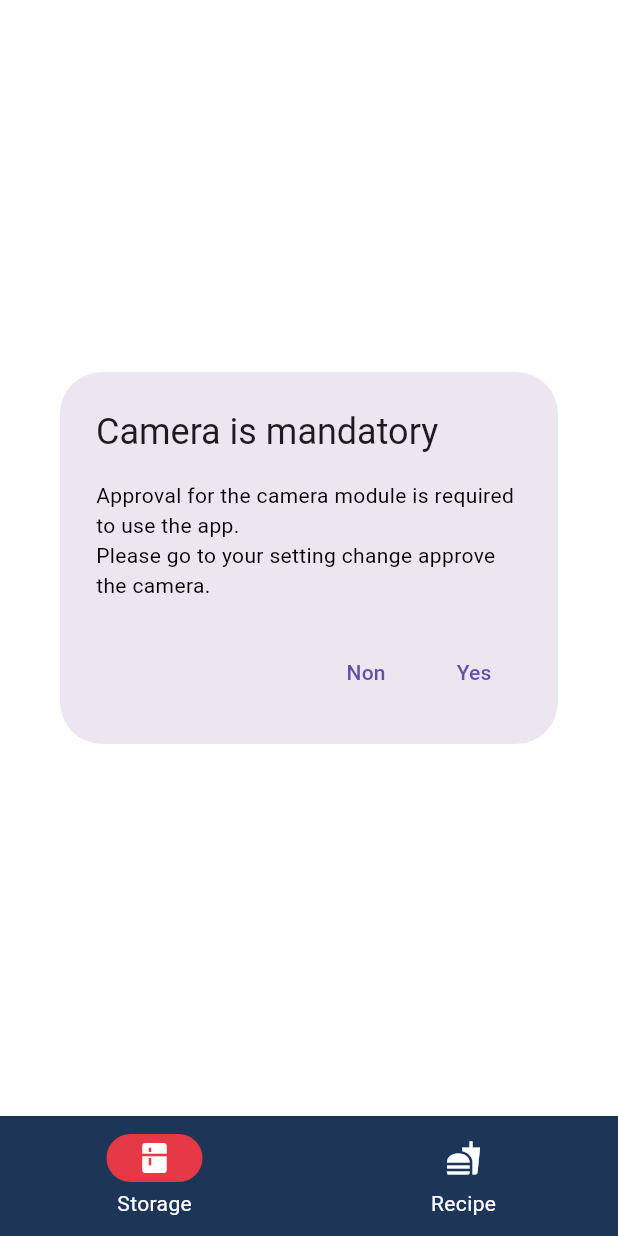
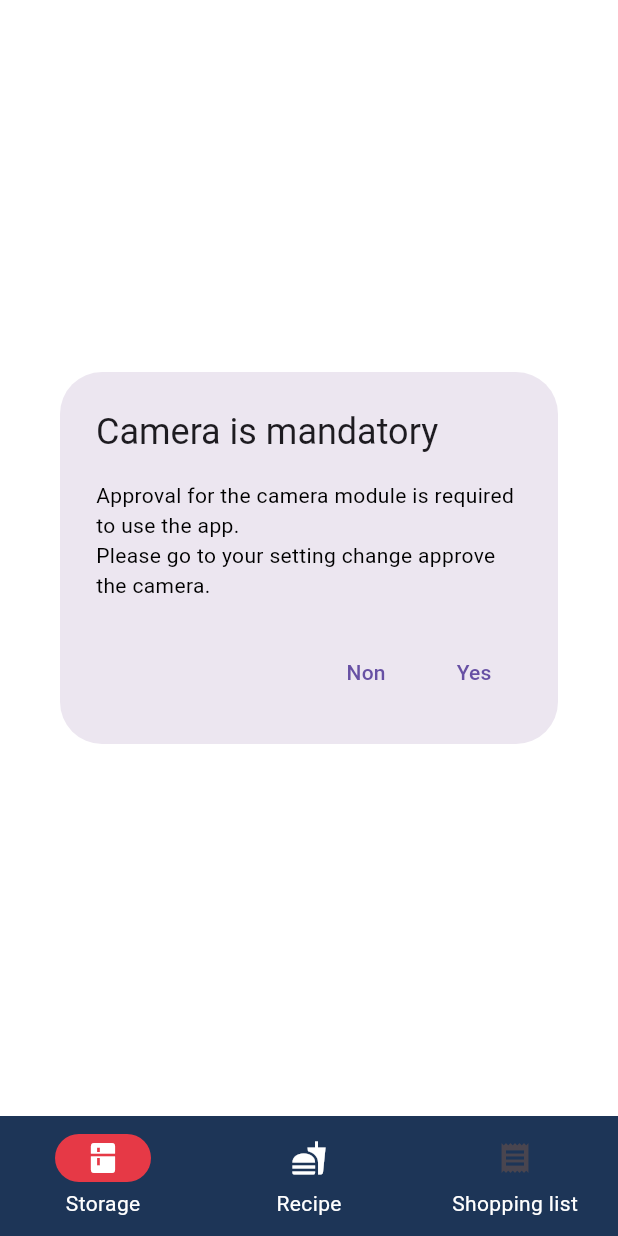
Before and after one commit to jeff06/cooking-friend, a Flutter app: the screen it shows after launch, on a phone screen of 412 x 824 dp. Run offline on Flutter 3.47's test engine with Material 3 defaults, Android fonts, the phone set to English and light mode, and no system bars; our stand-ins replace dartz, flutter_form_builder, flutter_speed_dial, flutter_spinkit, form_builder_validators, get and 2 more; missing offline and left inert: mobile_scanner; accounts and stored records are empty; Roboto replaces fonts that are missing (Sunflower).

Commit message:
wip: shopping list

```diff
--- /dev/null
+++ b/lib/features/shopping_list/data/datasources/i_shopping_list_sqflite_data_source.dart
@@ -0,0 +1,4 @@
+
+
+abstract class IShoppingListSqfliteDataSource {
+}
--- /dev/null
+++ b/lib/features/shopping_list/data/datasources/shopping_list_sqflite_data_source.dart
@@ -0,0 +1,8 @@
+import 'package:cooking_friend/core/connection/sqflite_connection.dart';
+import 'package:cooking_friend/features/shopping_list/data/datasources/i_shopping_list_sqflite_data_source.dart';
+
+class ShoppingListSqfliteDataSourceImpl implements IShoppingListSqfliteDataSource {
+  ShoppingListSqfliteDataSourceImpl() {
+    SqfliteConnection();
+  }
+}
--- /dev/null
+++ b/lib/features/shopping_list/data/repositories/i_shopping_list_repository_implementation.dart
@@ -0,0 +1 @@
+abstract class IShoppingListRepositoryImplementation{}
--- /dev/null
+++ b/lib/features/shopping_list/data/repositories/shopping_list_repository_implementation.dart
@@ -0,0 +1,11 @@
+import 'package:cooking_friend/features/shopping_list/data/datasources/i_shopping_list_sqflite_data_source.dart';
+import 'package:cooking_friend/features/shopping_list/data/repositories/i_shopping_list_repository_implementation.dart';
+
+class ShoppingListRepositoryImplementation
+    implements IShoppingListRepositoryImplementation {
+  final IShoppingListSqfliteDataSource localDataSource;
+
+  ShoppingListRepositoryImplementation({
+    required this.localDataSource,
+  });
+}
--- a/lib/main.dart
+++ b/lib/main.dart
@@ -1,6 +1,8 @@
 import 'package:cooking_friend/features/recipe/data/datasources/recipe_sqflite_data_source.dart';
 import 'package:cooking_friend/features/recipe/data/repositories/recipe_repository_implementation.dart';
 import 'package:cooking_friend/features/recipe/presentation/provider/recipe_getx.dart';
+import 'package:cooking_friend/features/shopping_list/data/datasources/shopping_list_sqflite_data_source.dart';
+import 'package:cooking_friend/features/shopping_list/data/repositories/shopping_list_repository_implementation.dart';
 import 'package:cooking_friend/features/storage/data/datasources/storage_sqflite_data_source.dart';
 import 'package:cooking_friend/features/storage/data/repositories/storage_repository_implementation.dart';
 import 'package:cooking_friend/features/storage/presentation/provider/storage_getx.dart';
@@ -81,6 +83,11 @@ class _MyHomePageState extends State<MyHomePage> {
     localDataSource: RecipeSqfliteDataSourceImpl(),
   );
 
+  ShoppingListRepositoryImplementation shoppingListRepository =
+      ShoppingListRepositoryImplementation(
+    localDataSource: ShoppingListSqfliteDataSourceImpl(),
+  );
+
   //
   @override
   Widget build(BuildContext context) {
@@ -89,7 +96,7 @@ class _MyHomePageState extends State<MyHomePage> {
       builder: (builder, AsyncSnapshot<bool> snapshot) {
         if (snapshot.hasData) {
           return MainWrapper(
-              storageRepository, recipeRepository, snapshot.data);
+              storageRepository, recipeRepository, shoppingListRepository, snapshot.data);
         }
         return const Loading();
       },
--- a/lib/skeleton/main_wrapper.dart
+++ b/lib/skeleton/main_wrapper.dart
@@ -1,6 +1,8 @@
 import 'package:cooking_friend/features/recipe/data/repositories/i_recipe_repository_implementation.dart';
+import 'package:cooking_friend/features/shopping_list/data/repositories/i_shopping_list_repository_implementation.dart';
 import 'package:cooking_friend/features/storage/data/repositories/i_storage_repository_implementation.dart';
 import 'package:cooking_friend/skeleton/navigation/recipe_navigation.dart';
+import 'package:cooking_friend/skeleton/navigation/shopping_list_navigation.dart';
 import 'package:cooking_friend/skeleton/navigation/storage_navigation.dart';
 import 'package:cooking_friend/skeleton/theme/custom_theme.dart';
 import 'package:flutter/material.dart';
@@ -10,10 +12,11 @@ import 'package:permission_handler/permission_handler.dart';
 class MainWrapper extends StatefulWidget {
   final IStorageRepositoryImplementation storageRepository;
   final IRecipeRepositoryImplementation recipeRepository;
+  final IShoppingListRepositoryImplementation shoppingListRepository;
   final bool? allPermissionApproved;
 
   const MainWrapper(
-      this.storageRepository, this.recipeRepository, this.allPermissionApproved,
+      this.storageRepository, this.recipeRepository, this.shoppingListRepository, this.allPermissionApproved,
       {super.key});
 
   @override
@@ -74,8 +77,8 @@ class _MainWrapperState extends State<MainWrapper> {
               NavigationDestination(
                   icon: Icon(Icons.fastfood, color: Colors.white),
                   label: "Recipe"),
-              /*NavigationDestination(
-                  icon: Icon(Icons.receipt), label: "Shopping list"),*/
+              NavigationDestination(
+                  icon: Icon(Icons.receipt), label: "Shopping list"),
               //NavigationDestination(icon: Icon(Icons.menu), label: "Menu of the week")
             ],
           ),
@@ -87,7 +90,7 @@ class _MainWrapperState extends State<MainWrapper> {
                   children: [
                     StorageNavigation(widget.storageRepository),
                     RecipeNavigation(widget.recipeRepository),
-                    //ShoppingListNavigation(widget.service),
+                    ShoppingListNavigation(widget.shoppingListRepository),
                   ],
                 )
               : AlertDialog(
```
Also changed, not shown: lib/features/shopping_list/presentation/pages/shopping_list_view.dart (added, +18 -0 lines), lib/skeleton/navigation/shopping_list_navigation.dart (added, +29 -0 lines).
